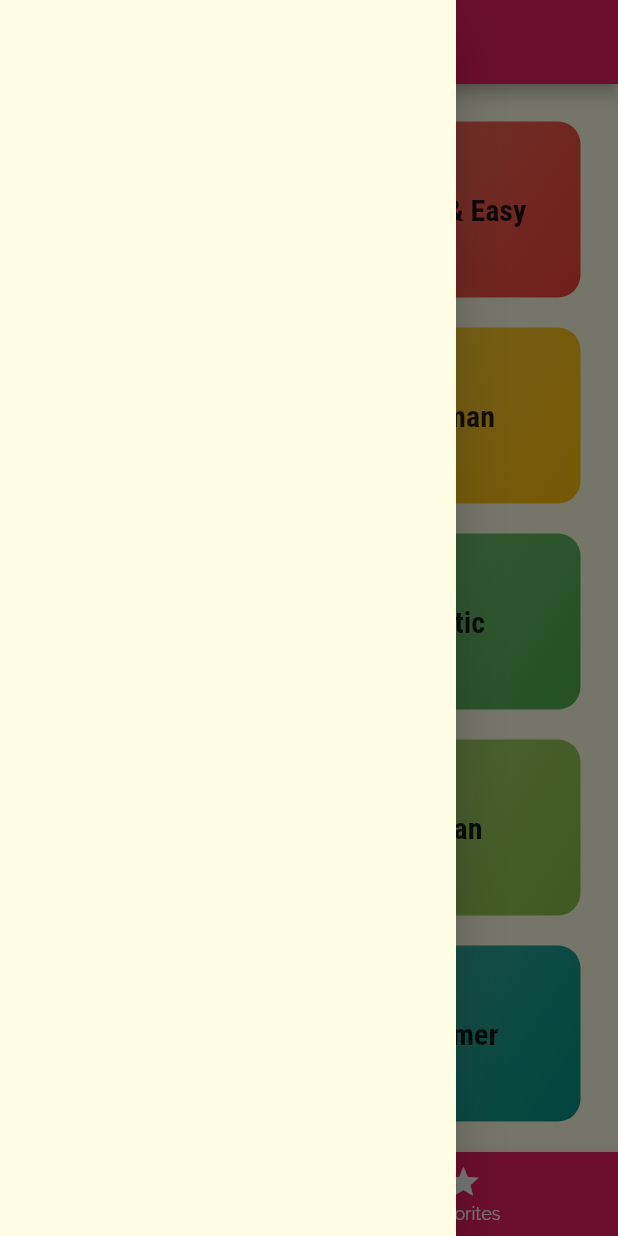
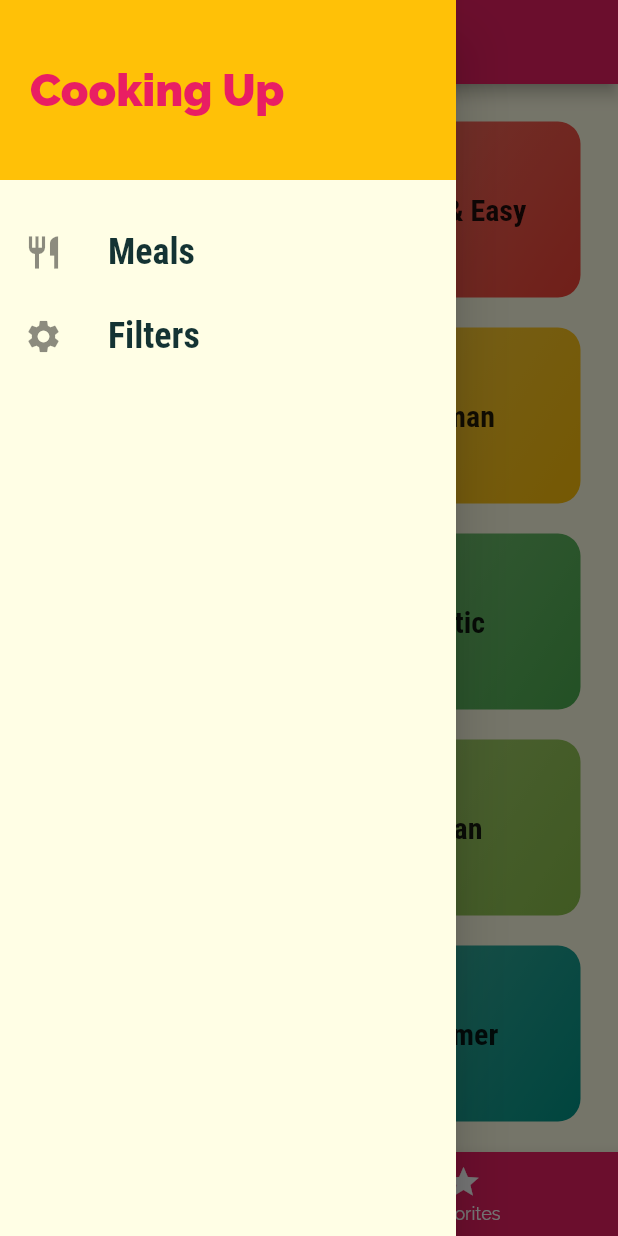
Before and after one commit to mshivkumar/meals-app, a Flutter app: the screen it shows after launch, with the side drawer open, on a phone screen of 412 x 824 dp. Run offline on Flutter 3.47's test engine with Material 2 defaults, Android fonts, the phone set to English and light mode, and no system bars.

```diff
--- a/lib/main.dart
+++ b/lib/main.dart
@@ -1,6 +1,7 @@
 import 'package:flutter/material.dart';
-import 'package:mealsapp/screens/tabs_screen.dart';
 
+import './screens/filters_screen.dart';
+import './screens/tabs_screen.dart';
 import './screens/category_meals_screen.dart';
 import './screens/home_page.dart';
 import './screens/meal_detail_screen.dart';
@@ -38,6 +39,7 @@ class MyApp extends StatelessWidget {
       routes: {
         CategoryMealsScreen.routeName: (ctx) => CategoryMealsScreen(),
         MealDetailScreen.routeName: (ctx) => MealDetailScreen(),
+        FiltersScreen.routeName: (ctx) => FiltersScreen(),
       },
     );
   }
--- /dev/null
+++ b/lib/screens/filters_screen.dart
@@ -0,0 +1,17 @@
+import 'package:flutter/material.dart';
+
+import '../widgets/main_drawer.dart';
+
+class FiltersScreen extends StatelessWidget {
+  static const routeName = '/filters-screen';
+
+  @override
+  Widget build(BuildContext context) {
+    return Scaffold(
+      appBar: AppBar(
+        title: Text('Filters'),
+      ),
+      drawer: MainDrawer(),
+    );
+  }
+}
--- a/lib/widgets/main_drawer.dart
+++ b/lib/widgets/main_drawer.dart
@@ -1,8 +1,65 @@
 import 'package:flutter/material.dart';
 
+import '../screens/filters_screen.dart';
+
 class MainDrawer extends StatelessWidget {
+  Widget buildListTile({String title, IconData icon, Function tapHandler}) {
+    return ListTile(
+      onTap: tapHandler,
+      leading: Icon(
+        icon,
+        size: 26,
+      ),
+      title: Text(
+        title,
+        style: TextStyle(
+          fontFamily: 'RobotoCondensed',
+          fontSize: 24,
+          fontWeight: FontWeight.bold,
+        ),
+      ),
+    );
+  }
+
   @override
   Widget build(BuildContext context) {
-    return Drawer();
+    return Drawer(
+      child: Column(
+        children: <Widget>[
+          Container(
+            height: 120,
+            width: double.infinity,
+            alignment: Alignment.centerLeft,
+            padding: EdgeInsets.all(20),
+            color: Theme.of(context).accentColor,
+            child: Text(
+              'Cooking Up',
+              style: TextStyle(
+                fontWeight: FontWeight.w900,
+                fontSize: 30,
+                color: Theme.of(context).primaryColor,
+              ),
+            ),
+          ),
+          SizedBox(
+            height: 20,
+          ),
+          buildListTile(
+            title: "Meals",
+            icon: Icons.restaurant,
+            tapHandler: () {
+              Navigator.of(context).pushReplacementNamed('/');
+            },
+          ),
+          buildListTile(
+            title: "Filters",
+            icon: Icons.settings,
+            tapHandler: () {
+              Navigator.of(context).pushReplacementNamed(FiltersScreen.routeName);
+            },
+          ),
+        ],
+      ),
+    );
   }
 }
```
Also changed, not shown: lib/screens/category_meals_screen.dart (+40 -13 lines), lib/screens/meal_detail_screen.dart (+10 -0 lines), lib/widgets/meal_item.dart (+9 -2 lines).
